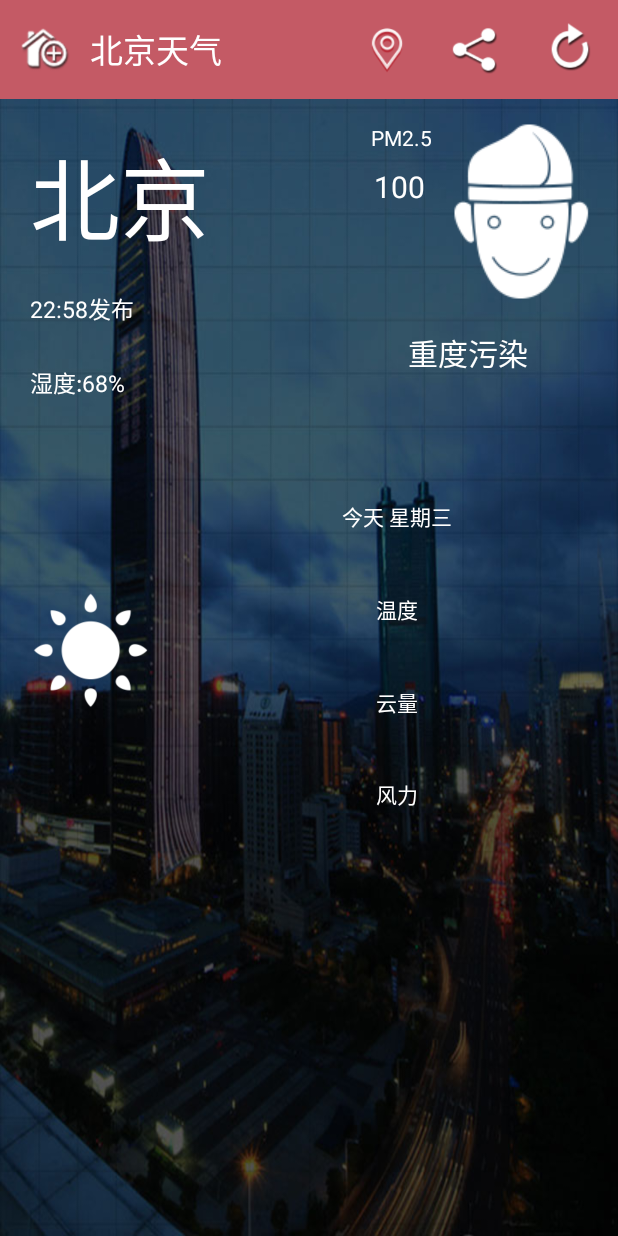
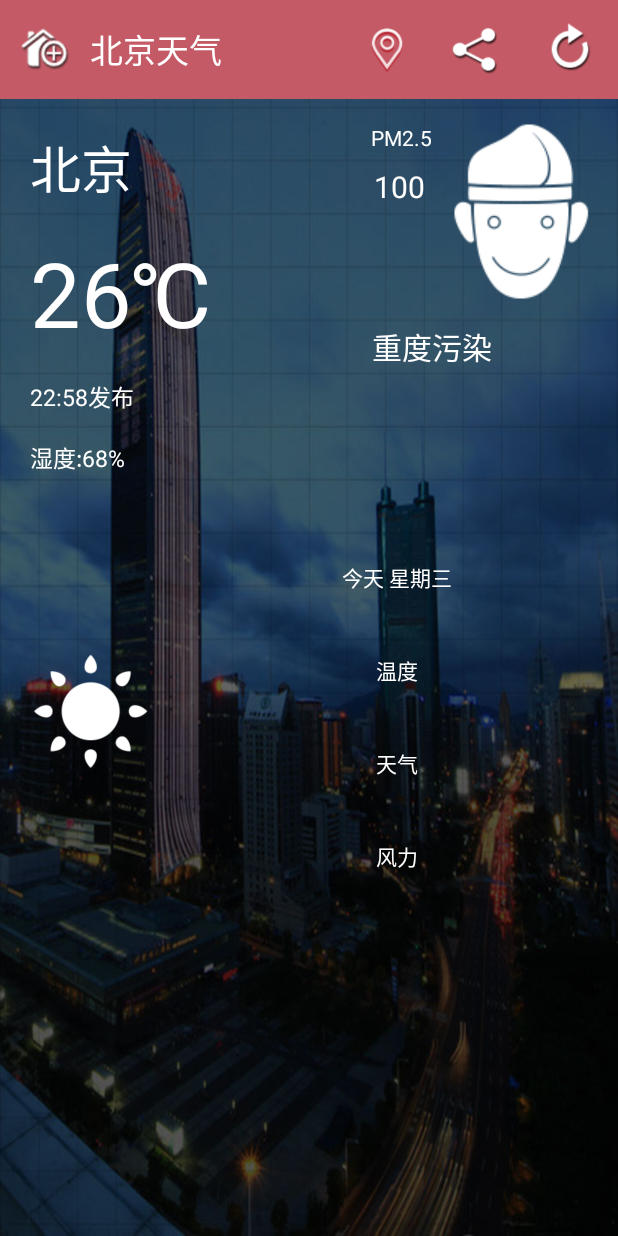
Before and after one commit to Dr-Left/Android-app-Weather-Report, an Android app: the MainActivity2 screen opened directly, with no data from a screen before it, on a phone screen of 412 x 824 dp. Run offline under Robolectric (Android 15) with nearby library versions, the phone set to English and light mode, and no system bars.

Commit message:
城市保存已经实现。图片更改实现。

```diff
--- a/app/src/main/res/layout/activity_main2.xml
+++ b/app/src/main/res/layout/activity_main2.xml
@@ -23,6 +23,7 @@
             android:layout_width="60dp"
             android:layout_height="wrap_content"
             android:clickable="true"
+            android:focusable="true"
             app:srcCompat="@drawable/title_city" />
 
         <TextView
@@ -49,6 +50,8 @@
             android:layout_width="wrap_content"
             android:layout_height="wrap_content"
             android:layout_weight="1"
+            android:clickable="true"
+            android:focusable="true"
             app:srcCompat="@drawable/title_share" />
 
         <ImageView
@@ -56,6 +59,8 @@
             android:layout_width="wrap_content"
             android:layout_height="wrap_content"
             android:layout_weight="1"
+            android:clickable="true"
+            android:focusable="true"
             app:srcCompat="@drawable/title_update" />
 
     </LinearLayout>
@@ -65,13 +70,13 @@
         android:layout_width="match_parent"
         android:layout_height="0dp"
         android:orientation="horizontal"
-        app:layout_constraintHeight_percent="0.3"
+        app:layout_constraintHeight_percent="0.35"
         app:layout_constraintStart_toStartOf="@+id/linearLayout"
         app:layout_constraintTop_toBottomOf="@+id/linearLayout">
 
 
         <LinearLayout
-            android:layout_width="wrap_content"
+            android:layout_width="205dp"
             android:layout_height="match_parent"
             android:orientation="vertical"
             android:padding="20dp">
@@ -79,10 +84,19 @@
             <TextView
                 android:id="@+id/textView2"
                 android:layout_width="wrap_content"
-                android:layout_height="82dp"
+                android:layout_height="wrap_content"
                 android:layout_weight="1"
                 android:text="北京"
                 android:textColor="#FFFFFF"
+                android:textSize="34sp" />
+
+            <TextView
+                android:id="@+id/textView12"
+                android:layout_width="match_parent"
+                android:layout_height="wrap_content"
+                android:layout_weight="1"
+                android:text="26℃"
+                android:textColor="@color/white"
                 android:textSize="60dp" />
 
             <TextView
@@ -151,8 +165,8 @@
                 android:id="@+id/textView11"
                 android:layout_width="95dp"
                 android:layout_height="30dp"
-                android:layout_marginTop="20dp"
-                android:layout_marginEnd="36dp"
+                android:layout_marginTop="16dp"
+                android:layout_marginEnd="60dp"
                 android:gravity="center"
                 android:text="重度污染"
                 android:textColor="#FFFFFF"
@@ -208,9 +222,9 @@
                 android:layout_width="match_parent"
                 android:layout_height="match_parent"
                 android:layout_weight="1"
-                android:text="云量"
-                android:textColor="#FFFFFF"
-                android:gravity="center" />
+                android:gravity="center"
+                android:text="天气"
+                android:textColor="#FFFFFF" />
 
             <TextView
                 android:id="@+id/textView10"
```
Also changed, not shown: app/src/main/java/com/example/hellowworld/MainActivity2.java (+110 -9 lines), app/src/main/java/com/example/hellowworld/QueryWeatherUtil.java (+47 -50 lines), app/src/main/java/com/example/hellowworld/TodayWeather.java (+69 -54 lines).
